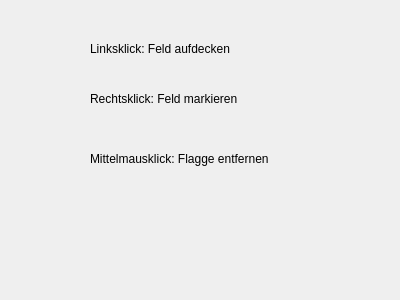
Above: Minesweeper/hilfe.ui from JenniferRied/Minesweeper before the change. Below: the same form after it.
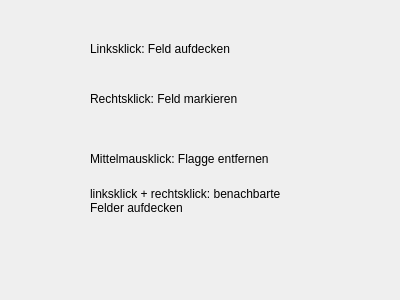
That is the form after the change.

```diff
--- a/Minesweeper/hilfe.ui
+++ b/Minesweeper/hilfe.ui
@@ -62,6 +62,22 @@
     </rect>
    </property>
   </widget>
+  <widget class="QLabel" name="label">
+   <property name="geometry">
+    <rect>
+     <x>90</x>
+     <y>180</y>
+     <width>271</width>
+     <height>41</height>
+    </rect>
+   </property>
+   <property name="text">
+    <string>linksklick + rechtsklick: benachbarte                 Felder aufdecken</string>
+   </property>
+   <property name="wordWrap">
+    <bool>true</bool>
+   </property>
+  </widget>
  </widget>
  <resources/>
  <connections/>
```
